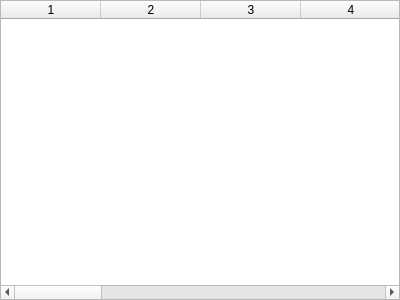
Qt form FormPriorityShow.ui (cherevon/EasyRent) before a commit.
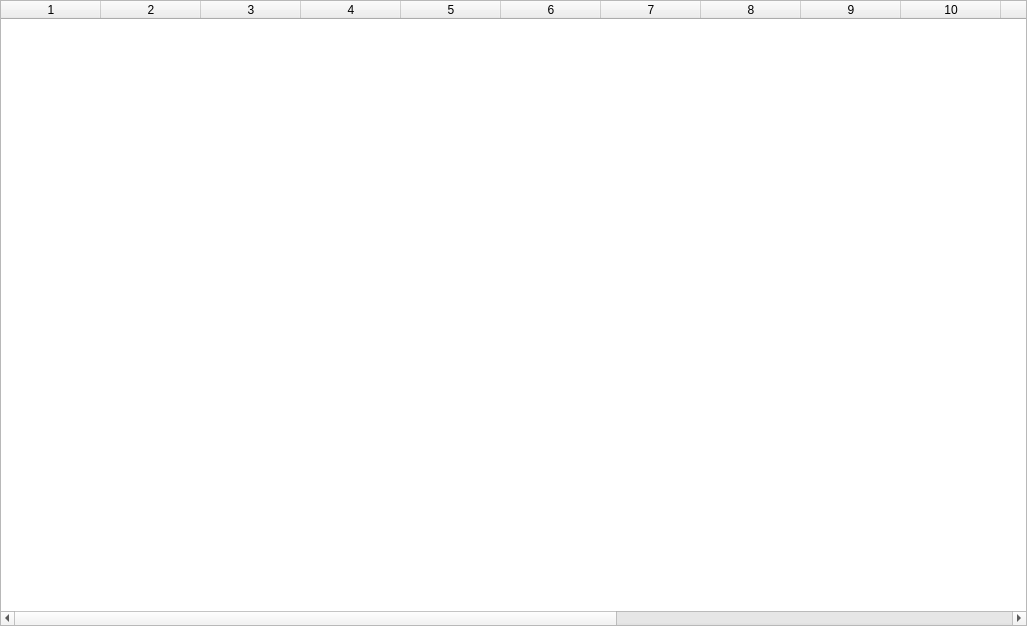
The same form after that commit. Icons and pictures are not drawn.

```diff
--- a/FormPriorityShow.ui
+++ b/FormPriorityShow.ui
@@ -6,8 +6,8 @@
    <rect>
     <x>0</x>
     <y>0</y>
-    <width>400</width>
-    <height>300</height>
+    <width>1027</width>
+    <height>626</height>
    </rect>
   </property>
   <property name="windowTitle">
```
Left out of the diff: 2 changed lines with no effect on the pictures.
